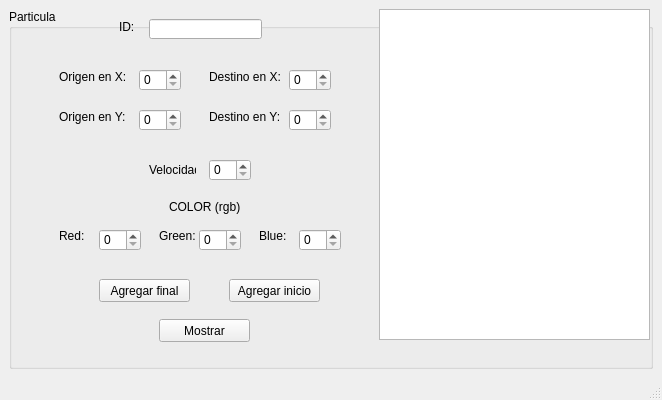
SeleneGRdz/Actividad_8, file mainwindow.ui: the form before one commit.
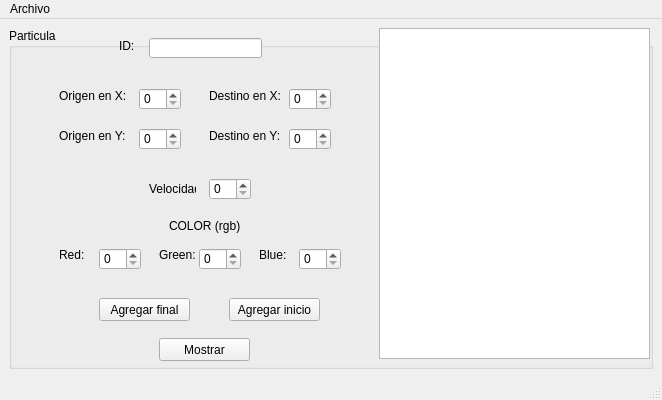
The form after the commit.

Commit message: Se agregó las funciones para guardar y abrir archivos

Patch:
```diff
--- a/mainwindow.ui
+++ b/mainwindow.ui
@@ -30,7 +30,7 @@
         </rect>
        </property>
        <property name="maximum">
-        <number>500</number>
+        <number>255</number>
        </property>
        <property name="singleStep">
         <number>1</number>
@@ -208,7 +208,7 @@
         </rect>
        </property>
        <property name="maximum">
-        <number>500</number>
+        <number>255</number>
        </property>
        <property name="singleStep">
         <number>1</number>
@@ -282,7 +282,7 @@
         </rect>
        </property>
        <property name="maximum">
-        <number>500</number>
+        <number>255</number>
        </property>
        <property name="singleStep">
         <number>1</number>
@@ -351,6 +351,14 @@
      <height>21</height>
     </rect>
    </property>
+   <widget class="QMenu" name="menuArchivo">
+    <property name="title">
+     <string>Archivo</string>
+    </property>
+    <addaction name="actionAbrir"/>
+    <addaction name="actionGuardar"/>
+   </widget>
+   <addaction name="menuArchivo"/>
   </widget>
  </widget>
  <resources/>
```
Left out of the diff: 16 changed lines with no effect on the pictures. The commit also changes 9 other files.
